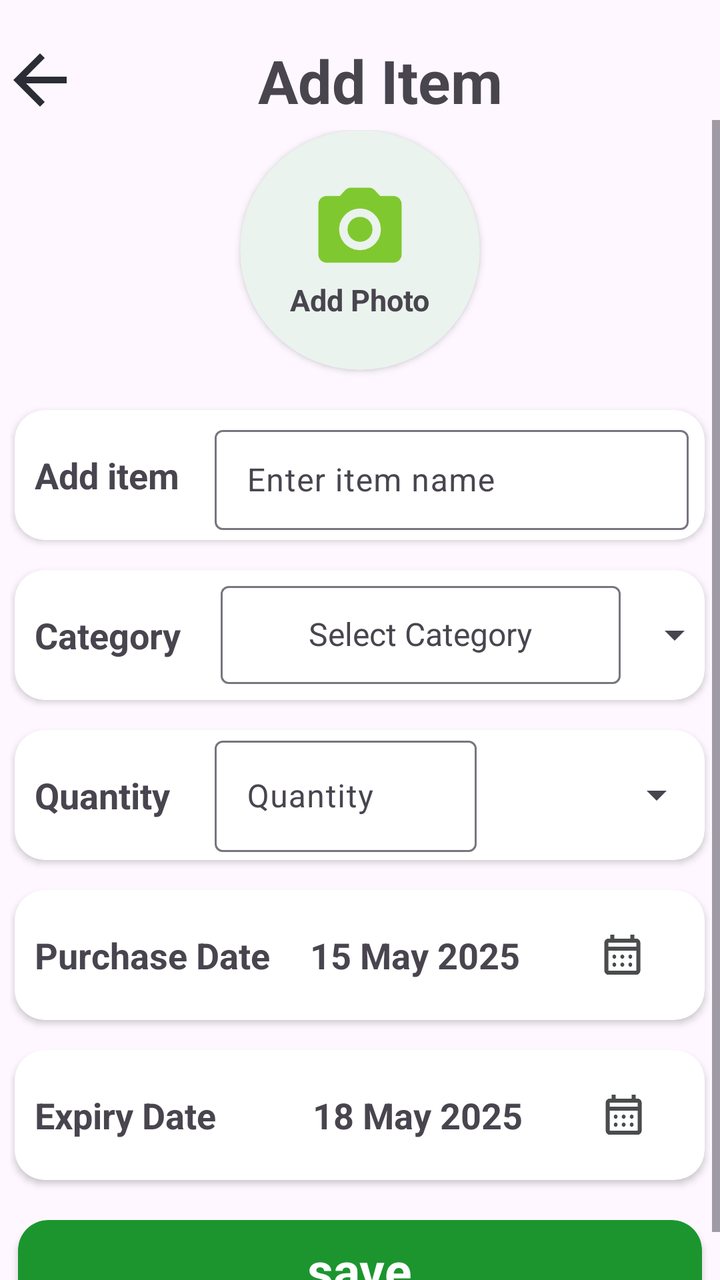
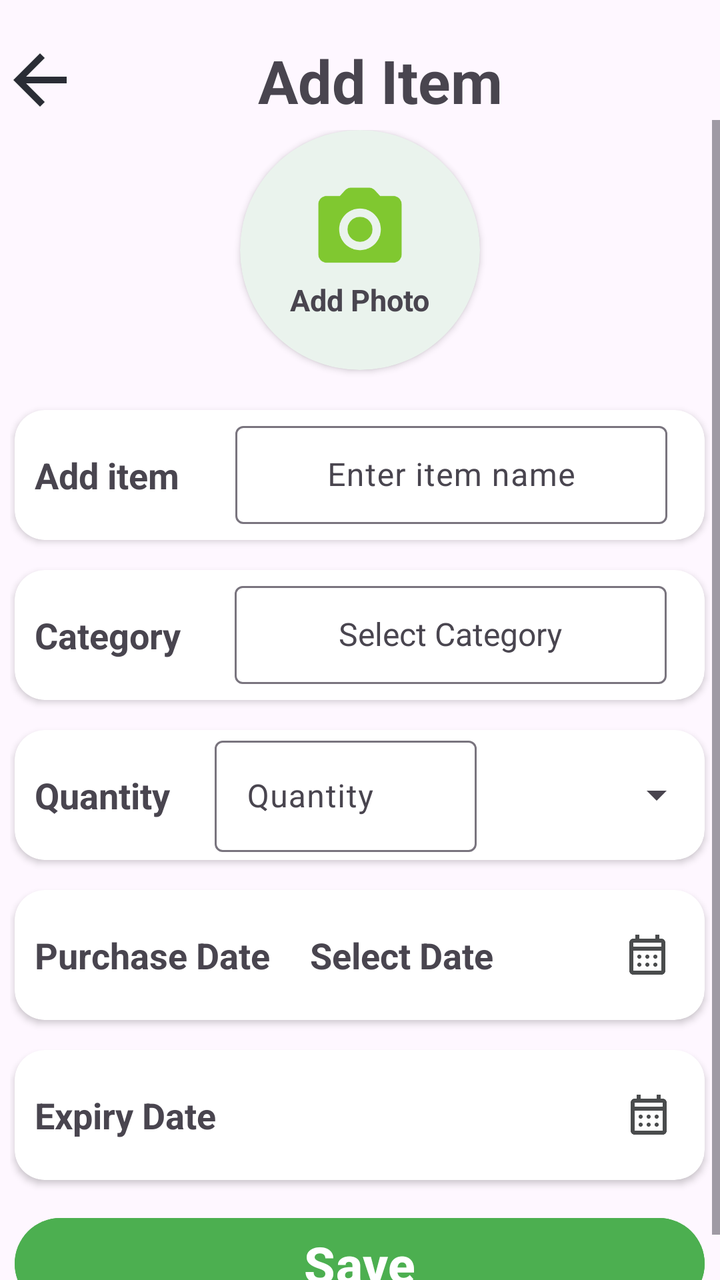

The first picture is an Android layout as it rendered before a commit; the second is the same layout after the commit. The layout source and the unified diff follow.
<!-- AndroidManifest.xml: application theme Theme.FridgeWise -->
<!-- res/layout/fragment_add_item.xml -->
<?xml version="1.0" encoding="utf-8"?>
<androidx.constraintlayout.widget.ConstraintLayout xmlns:android="http://schemas.android.com/apk/res/android"
    xmlns:app="http://schemas.android.com/apk/res-auto"
    xmlns:tools="http://schemas.android.com/tools"
    android:layout_width="match_parent"
    android:layout_height="match_parent"
    tools:context=".AddItemFragment">

    


    <LinearLayout
        android:layout_width="match_parent"
        android:layout_height="40dp"
        android:orientation="horizontal"
        android:layout_marginTop="20dp"
        app:layout_constraintBottom_toTopOf="@+id/scrollView3"
        app:layout_constraintEnd_toEndOf="parent"
        app:layout_constraintStart_toStartOf="parent"
        app:layout_constraintTop_toTopOf="parent">

        <ImageView
            android:id="@+id/back_arrow"
            android:layout_width="40dp"
            android:layout_height="40dp"
            android:src="@drawable/outline_arrow_back_24" />

        <TextView
            android:id="@+id/textView13"
            android:layout_width="match_parent"
            android:layout_height="wrap_content"
            android:layout_weight="1"
            android:gravity="center"
            android:text="Add Item"
            android:paddingEnd="20dp"
            android:textSize="30sp"
            android:textStyle="bold" />


    </LinearLayout>

    <ScrollView
        android:id="@+id/scrollView3"
        android:layout_width="match_parent"
        android:layout_height="match_parent"
        android:layout_marginTop="60dp"
        app:layout_constraintBottom_toBottomOf="parent"
        app:layout_constraintEnd_toEndOf="parent"
        app:layout_constraintHorizontal_bias="0.0"
        app:layout_constraintStart_toStartOf="parent"
        app:layout_constraintTop_toTopOf="parent"
        app:layout_constraintVertical_bias="0.236">

        <LinearLayout
            android:layout_width="match_parent"
            android:layout_height="match_parent"
            android:orientation="vertical"
            android:padding="5dp">

            <androidx.cardview.widget.CardView
                android:layout_width="120dp"
                android:layout_height="120dp"
                android:layout_gravity="center"
                android:backgroundTint="#EAF3ED"
                app:cardCornerRadius="90dp">

                <LinearLayout
                    android:layout_width="match_parent"
                    android:layout_height="match_parent"
                    android:gravity="center"
                    android:orientation="vertical">


                    <ImageView
                        android:id="@+id/add_item_photo"
                        android:layout_width="50dp"
                        android:layout_height="50dp"
                        android:layout_gravity="center"
                        android:contentDescription="@string/todo01"
                        android:src="@drawable/round_camera_alt_24" />

                    <TextView
                        android:id="@+id/add_item_txt_view"
                        android:layout_width="wrap_content"
                        android:layout_height="wrap_content"
                        android:text="@string/add_photo"
                        android:textSize="15sp"
                        android:textStyle="bold" />
                </LinearLayout>

            </androidx.cardview.widget.CardView>

            <androidx.cardview.widget.CardView
                android:layout_width="345dp"
                android:layout_height="65dp"
                android:layout_gravity="center"
                android:layout_marginTop="20dp"
                android:backgroundTint="@color/white"
                app:cardCornerRadius="15dp">

                <LinearLayout
                    android:layout_width="match_parent"
                    android:layout_height="match_parent"
                    android:gravity="center"
                    android:orientation="horizontal">

                    <TextView
                        android:id="@+id/add_item_txt01"
                        android:layout_width="100dp"
                        android:layout_height="wrap_content"
                        android:paddingStart="10dp"
                        android:paddingEnd="0dp"
                        android:text="Add item"
                        android:textSize="18sp"
                        android:textStyle="bold" />

                    <com.google.android.material.textfield.TextInputLayout
                        android:layout_width="0dp"
                        android:layout_height="match_parent"
                        android:layout_weight="1"
                        android:paddingEnd="8dp">

                        <com.google.android.material.textfield.TextInputEditText
                            android:layout_width="match_parent"
                            android:layout_height="50dp"
                            android:layout_gravity="center"
                            android:layout_weight="1"
                            android:hint="@string/enter_item_name"
                            android:textColorHint="@color/text_gray"

                            />
                    </com.google.android.material.textfield.TextInputLayout>

                </LinearLayout>
            </androidx.cardview.widget.CardView>

            <androidx.cardview.widget.CardView
                android:layout_width="345dp"
                android:layout_height="65dp"
                android:layout_gravity="center"
                android:layout_marginTop="15dp"
                android:backgroundTint="@color/white"
                app:cardCornerRadius="15dp">

                <LinearLayout
                    android:layout_width="match_parent"
                    android:layout_height="match_parent"
                    android:orientation="horizontal">

                    <TextView
                        android:id="@+id/add_category_txt02"
                        android:layout_width="100dp"
                        android:layout_height="wrap_content"
                        android:layout_gravity="center"
                        android:paddingStart="10dp"
                        android:paddingEnd="0dp"
                        android:text="@string/category"
                        android:textSize="18sp"
                        android:textStyle="bold" />

                    <LinearLayout
                        android:layout_width="206dp"
                        android:layout_height="match_parent"
                        android:orientation="horizontal">

                        <com.google.android.material.textfield.TextInputLayout
                            android:layout_width="match_parent"
                            android:layout_height="match_parent"
                            android:gravity="center">


                            <AutoCompleteTextView
                                android:id="@+id/categoryDropdown"
                                android:layout_width="200dp"
                                android:layout_height="49dp"
                                android:layout_gravity="center_horizontal"
                                android:layout_weight="1"
                                android:gravity="center"
                                android:layout_marginBottom="5dp"
                                android:hint="@string/select_category"
                                android:textColor="@color/text_gray"
                                android:textSize="16sp" />

                        </com.google.android.material.textfield.TextInputLayout>
                    </LinearLayout>

                    <LinearLayout
                        android:layout_width="48dp"
                        android:layout_height="match_parent"
                        android:orientation="horizontal">

                        <Spinner
                            android:id="@+id/spinner2"
                            android:layout_width="48dp"
                            android:layout_height="53dp"
                            android:layout_gravity="center"
                            android:layout_weight="1" />
                    </LinearLayout>

                </LinearLayout>

            </androidx.cardview.widget.CardView>

            <androidx.cardview.widget.CardView
                android:layout_width="345dp"
                android:layout_height="65dp"
                android:layout_gravity="center"
                android:layout_marginTop="15dp"
                android:backgroundTint="@color/white"
                app:cardCornerRadius="15dp">

                <LinearLayout
                    android:layout_width="match_parent"
                    android:layout_height="match_parent"
                    android:orientation="horizontal">

                    <TextView
                        android:id="@+id/add_quantity_txt03"
                        android:layout_width="100dp"
                        android:layout_height="wrap_content"
                        android:layout_gravity="center"
                        android:paddingStart="10dp"
                        android:paddingEnd="10dp"
                        android:text="@string/quantity"
                        android:textSize="18sp"
                        android:textStyle="bold" />

                    <LinearLayout
                        android:layout_width="131dp"
                        android:layout_height="match_parent"
                        android:orientation="horizontal">

                        <com.google.android.material.textfield.TextInputLayout
                            android:layout_width="match_parent"
                            android:layout_height="match_parent">

                            <com.google.android.material.textfield.TextInputEditText
                                android:layout_width="match_parent"
                                android:layout_height="wrap_content"
                                android:hint="Quantity" />
                        </com.google.android.material.textfield.TextInputLayout>
                    </LinearLayout>

                    <LinearLayout
                        android:layout_width="match_parent"
                        android:layout_height="match_parent"
                        android:orientation="horizontal">

                        <Spinner
                            android:id="@+id/spinner_units"
                            android:layout_width="79dp"
                            android:layout_height="match_parent"
                            android:layout_gravity="center"
                            android:layout_weight="1" />
                    </LinearLayout>

                </LinearLayout>

            </androidx.cardview.widget.CardView>

            <androidx.cardview.widget.CardView
                android:layout_width="345dp"
                android:layout_height="65dp"
                android:layout_gravity="center"
                android:layout_marginTop="15dp"
                android:backgroundTint="@color/white"
                app:cardCornerRadius="15dp">

                <LinearLayout
                    android:layout_width="match_parent"
                    android:layout_height="match_parent"
                    android:orientation="horizontal">

                    <TextView
                        android:id="@+id/add_purchase_date_txt04"
                        android:layout_width="wrap_content"
                        android:layout_height="wrap_content"
                        android:layout_gravity="center"
                        android:paddingStart="10dp"
                        android:paddingEnd="10dp"
                        android:text="@string/purchase_date"
                        android:textSize="18sp"
                        android:textStyle="bold" />

                    <TextView
                        android:id="@+id/purchaseDateText"
                        android:layout_width="wrap_content"
                        android:layout_height="wrap_content"
                        android:layout_gravity="center"
                        android:paddingStart="10dp"
                        android:paddingEnd="10dp"
                        android:text="@string/_15_may_2025"
                        android:textSize="18sp"
                        android:textStyle="bold" />

                    <ImageView
                        android:id="@+id/purchaseCalendarIcon"
                        android:layout_width="0dp"
                        android:layout_height="wrap_content"
                        android:layout_gravity="center"
                        android:layout_weight="1"
                        android:src="@drawable/outline_calendar_month_24" />
                </LinearLayout>
            </androidx.cardview.widget.CardView>

            <androidx.cardview.widget.CardView
                android:layout_width="345dp"
                android:layout_height="65dp"
                android:layout_gravity="center"
                android:layout_marginTop="15dp"
                android:backgroundTint="@color/white"
                app:cardCornerRadius="15dp">

                <LinearLayout
                    android:layout_width="match_parent"
                    android:layout_height="match_parent"
                    android:orientation="horizontal">

                    <TextView
                        android:id="@+id/add_expiry_date_txt05"
                        android:layout_width="139dp"
                        android:layout_height="wrap_content"
                        android:layout_gravity="center"
                        android:paddingStart="10dp"
                        android:paddingEnd="10dp"
                        android:text="Expiry Date"
                        android:textSize="18sp"
                        android:textStyle="bold" />

                    <TextView
                        android:id="@+id/expiry_DateText"
                        android:layout_width="wrap_content"
                        android:layout_height="wrap_content"
                        android:layout_gravity="center"
                        android:paddingStart="10dp"
                        android:paddingEnd="10dp"
                        android:text="@string/_18_may_2025"
                        android:textSize="18sp"
                        android:textStyle="bold" />

                    <ImageView
                        android:id="@+id/expiry_DateIcon"
                        android:layout_width="0dp"
                        android:layout_height="wrap_content"
                        android:layout_gravity="center"
                        android:layout_weight="1"
                        android:src="@drawable/outline_calendar_month_24" />
                </LinearLayout>

            </androidx.cardview.widget.CardView>

            <androidx.cardview.widget.CardView
                android:layout_width="342dp"
                android:layout_height="50dp"
                android:layout_gravity="center"
                android:layout_marginTop="20dp"
                android:backgroundTint="#1C952F"
                app:cardCornerRadius="15dp"

                >

                <TextView
                    android:id="@+id/textView21"
                    android:layout_width="wrap_content"
                    android:layout_height="wrap_content"
                    android:layout_gravity="center"
                    android:text="@string/save"
                    android:textColor="@color/white"
                    android:textSize="25sp"
                    android:textStyle="bold" />
            </androidx.cardview.widget.CardView>

        </LinearLayout>
    </ScrollView>

</androidx.constraintlayout.widget.ConstraintLayout>
<!-- resources referenced by this layout -->
<resources>
  <color name="text_gray">#757575</color>
  <color name="white">#FFFFFF</color>
  <!-- drawable outline_arrow_back_24 (drawable) -->
  <vector xmlns:android="http://schemas.android.com/apk/res/android" android:autoMirrored="true" android:height="24dp" android:tint="#2A2D35" android:viewportHeight="960" android:viewportWidth="960" android:width="24dp">
        
      <path android:fillColor="@android:color/white" android:pathData="M313,520L537,744L480,800L160,480L480,160L537,216L313,440L800,440L800,520L313,520Z"/>
      
  </vector>
  <!-- drawable outline_calendar_month_24 (drawable) -->
  <vector xmlns:android="http://schemas.android.com/apk/res/android" android:height="24dp" android:tint="#4A4C4D" android:viewportHeight="960" android:viewportWidth="960" android:width="24dp">
        
      <path android:fillColor="@android:color/white" android:pathData="M200,880Q167,880 143.5,856.5Q120,833 120,800L120,240Q120,207 143.5,183.5Q167,160 200,160L240,160L240,80L320,80L320,160L640,160L640,80L720,80L720,160L760,160Q793,160 816.5,183.5Q840,207 840,240L840,800Q840,833 816.5,856.5Q793,880 760,880L200,880ZM200,800L760,800Q760,800 760,800Q760,800 760,800L760,400L200,400L200,800Q200,800 200,800Q200,800 200,800ZM200,320L760,320L760,240Q760,240 760,240Q760,240 760,240L200,240Q200,240 200,240Q200,240 200,240L200,320ZM200,320L200,240Q200,240 200,240Q200,240 200,240L200,240Q200,240 200,240Q200,240 200,240L200,320ZM480,560Q463,560 451.5,548.5Q440,537 440,520Q440,503 451.5,491.5Q463,480 480,480Q497,480 508.5,491.5Q520,503 520,520Q520,537 508.5,548.5Q497,560 480,560ZM291.5,548.5Q280,537 280,520Q280,503 291.5,491.5Q303,480 320,480Q337,480 348.5,491.5Q360,503 360,520Q360,537 348.5,548.5Q337,560 320,560Q303,560 291.5,548.5ZM640,560Q623,560 611.5,548.5Q600,537 600,520Q600,503 611.5,491.5Q623,480 640,480Q657,480 668.5,491.5Q680,503 680,520Q680,537 668.5,548.5Q657,560 640,560ZM480,720Q463,720 451.5,708.5Q440,697 440,680Q440,663 451.5,651.5Q463,640 480,640Q497,640 508.5,651.5Q520,663 520,680Q520,697 508.5,708.5Q497,720 480,720ZM291.5,708.5Q280,697 280,680Q280,663 291.5,651.5Q303,640 320,640Q337,640 348.5,651.5Q360,663 360,680Q360,697 348.5,708.5Q337,720 320,720Q303,720 291.5,708.5ZM640,720Q623,720 611.5,708.5Q600,697 600,680Q600,663 611.5,651.5Q623,640 640,640Q657,640 668.5,651.5Q680,663 680,680Q680,697 668.5,708.5Q657,720 640,720Z"/>
      
  </vector>
  <!-- drawable round_camera_alt_24 (drawable) -->
  <vector xmlns:android="http://schemas.android.com/apk/res/android" android:height="24dp" android:tint="#80C830" android:viewportHeight="24" android:viewportWidth="24" android:width="24dp">
        
      <path android:fillColor="@android:color/white" android:pathData="M12,12m-3,0a3,3 0,1 1,6 0a3,3 0,1 1,-6 0"/>
        
      <path android:fillColor="@android:color/white" android:pathData="M20,4h-3.17l-1.24,-1.35c-0.37,-0.41 -0.91,-0.65 -1.47,-0.65L9.88,2c-0.56,0 -1.1,0.24 -1.48,0.65L7.17,4L4,4c-1.1,0 -2,0.9 -2,2v12c0,1.1 0.9,2 2,2h16c1.1,0 2,-0.9 2,-2L22,6c0,-1.1 -0.9,-2 -2,-2zM12,17c-2.76,0 -5,-2.24 -5,-5s2.24,-5 5,-5 5,2.24 5,5 -2.24,5 -5,5z"/>
      
  </vector>
  <string name="_15_may_2025">15 May 2025</string>
  <string name="_18_may_2025">18 May 2025</string>
  <string name="add_photo">Add Photo</string>
  <string name="category">Category</string>
  <string name="enter_item_name">Enter item name</string>
  <string name="purchase_date">Purchase Date</string>
  <string name="quantity">Quantity</string>
  <string name="save">save</string>
  <string name="select_category">Select Category</string>
  <string name="todo01">TODO</string>
  <style name="Theme.FridgeWise" parent="Base.Theme.FridgeWise" />
  <style name="Base.Theme.FridgeWise" parent="Theme.Material3.DayNight.NoActionBar">
          
          
      </style>
</resources>

<!-- the commit's change to res/layout/fragment_add_item.xml (unified diff, before → after) -->
@@ -27,7 +27,7 @@
 
         <TextView
             android:id="@+id/textView13"
-            android:layout_width="match_parent"
+            android:layout_width="0dp"
             android:layout_height="wrap_content"
             android:layout_weight="1"
             android:gravity="center"
@@ -53,11 +53,12 @@
 
         <LinearLayout
             android:layout_width="match_parent"
-            android:layout_height="match_parent"
+            android:layout_height="wrap_content"
             android:orientation="vertical"
             android:padding="5dp">
 
             <androidx.cardview.widget.CardView
+                android:id="@+id/item_image_cardview"
                 android:layout_width="120dp"
                 android:layout_height="120dp"
                 android:layout_gravity="center"
@@ -72,7 +73,7 @@
 
 
                     <ImageView
-                        android:id="@+id/add_item_photo"
+                        android:id="@+id/Item_addimage"
                         android:layout_width="50dp"
                         android:layout_height="50dp"
                         android:layout_gravity="center"
@@ -110,7 +111,7 @@
                         android:layout_height="wrap_content"
                         android:paddingStart="10dp"
                         android:paddingEnd="0dp"
-                        android:text="Add item"
+                        android:text="@string/add_item"
                         android:textSize="18sp"
                         android:textStyle="bold" />
 
@@ -121,10 +122,13 @@
                         android:paddingEnd="8dp">
 
                         <com.google.android.material.textfield.TextInputEditText
-                            android:layout_width="match_parent"
-                            android:layout_height="50dp"
-                            android:layout_gravity="center"
+                            android:id="@+id/itemNameEditText"
+                            android:layout_width="216dp"
+                            android:layout_height="49dp"
+                            android:layout_gravity="center_horizontal"
+                            android:layout_marginBottom="5dp"
                             android:layout_weight="1"
+                            android:gravity="center"
                             android:hint="@string/enter_item_name"
                             android:textColorHint="@color/text_gray"
 
@@ -159,42 +163,30 @@
                         android:textStyle="bold" />
 
                     <LinearLayout
-                        android:layout_width="206dp"
+                        android:layout_width="244dp"
                         android:layout_height="match_parent"
                         android:orientation="horizontal">
 
                         <com.google.android.material.textfield.TextInputLayout
-                            android:layout_width="match_parent"
+                            android:layout_width="0dp"
                             android:layout_height="match_parent"
-                            android:gravity="center">
+                            android:layout_weight="1"
+                            android:paddingEnd="8dp">
 
 
                             <AutoCompleteTextView
                                 android:id="@+id/categoryDropdown"
-                                android:layout_width="200dp"
+                                android:layout_width="216dp"
                                 android:layout_height="49dp"
                                 android:layout_gravity="center_horizontal"
+                                android:layout_marginBottom="5dp"
                                 android:layout_weight="1"
                                 android:gravity="center"
-                                android:layout_marginBottom="5dp"
                                 android:hint="@string/select_category"
                                 android:textColor="@color/text_gray"
                                 android:textSize="16sp" />
 
                         </com.google.android.material.textfield.TextInputLayout>
-                    </LinearLayout>
-
-                    <LinearLayout
-                        android:layout_width="48dp"
-                        android:layout_height="match_parent"
-                        android:orientation="horizontal">
-
-                        <Spinner
-                            android:id="@+id/spinner2"
-                            android:layout_width="48dp"
-                            android:layout_height="53dp"
-                            android:layout_gravity="center"
-                            android:layout_weight="1" />
                     </LinearLayout>
 
                 </LinearLayout>
@@ -235,6 +227,7 @@
                             android:layout_height="match_parent">
 
                             <com.google.android.material.textfield.TextInputEditText
+                                android:id="@+id/quantityEditText"
                                 android:layout_width="match_parent"
                                 android:layout_height="wrap_content"
                                 android:hint="Quantity" />
@@ -248,7 +241,7 @@
 
                         <Spinner
                             android:id="@+id/spinner_units"
-                            android:layout_width="79dp"
+                            android:layout_width="match_parent"
                             android:layout_height="match_parent"
                             android:layout_gravity="center"
                             android:layout_weight="1" />
@@ -284,12 +277,12 @@
 
                     <TextView
                         android:id="@+id/purchaseDateText"
-                        android:layout_width="wrap_content"
-                        android:layout_height="wrap_content"
-                        android:layout_gravity="center"
-                        android:paddingStart="10dp"
-                        android:paddingEnd="10dp"
-                        android:text="@string/_15_may_2025"
+                        android:layout_width="150dp"
+                        android:layout_height="wrap_content"
+                        android:layout_gravity="center"
+                        android:paddingStart="10dp"
+                        android:paddingEnd="10dp"
+                        android:text="Select Date"
                         android:textSize="18sp"
                         android:textStyle="bold" />
 
@@ -329,12 +322,11 @@
 
                     <TextView
                         android:id="@+id/expiry_DateText"
-                        android:layout_width="wrap_content"
-                        android:layout_height="wrap_content"
-                        android:layout_gravity="center"
-                        android:paddingStart="10dp"
-                        android:paddingEnd="10dp"
-                        android:text="@string/_18_may_2025"
+                        android:layout_width="150dp"
+                        android:layout_height="wrap_content"
+                        android:layout_gravity="center"
+                        android:paddingStart="10dp"
+                        android:paddingEnd="10dp"
                         android:textSize="18sp"
                         android:textStyle="bold" />
 
@@ -349,26 +341,17 @@
 
             </androidx.cardview.widget.CardView>
 
-            <androidx.cardview.widget.CardView
-                android:layout_width="342dp"
-                android:layout_height="50dp"
-                android:layout_gravity="center"
-                android:layout_marginTop="20dp"
-                android:backgroundTint="#1C952F"
-                app:cardCornerRadius="15dp"
-
-                >
-
-                <TextView
-                    android:id="@+id/textView21"
-                    android:layout_width="wrap_content"
-                    android:layout_height="wrap_content"
-                    android:layout_gravity="center"
-                    android:text="@string/save"
-                    android:textColor="@color/white"
-                    android:textSize="25sp"
-                    android:textStyle="bold" />
-            </androidx.cardview.widget.CardView>
+            <Button
+                android:id="@+id/save_button"
+                android:layout_marginTop="15dp"
+                android:layout_width="345dp"
+                android:layout_gravity="center"
+                android:layout_height="wrap_content"
+                android:text="@string/savebutton"
+                android:textStyle="bold"
+                android:textSize="25sp"
+                android:backgroundTint="@color/green_fresh"/>
+
 
         </LinearLayout>
     </ScrollView>
<!-- resource entries referenced after the edit -->
@@ -1,5 +1,6 @@
 <!-- resources referenced by this layout -->
 <resources>
+  <color name="green_fresh">#4CAF50</color>
   <color name="text_gray">#757575</color>
   <color name="white">#FFFFFF</color>
   <!-- drawable outline_arrow_back_24 (drawable) -->
@@ -22,14 +23,13 @@
       <path android:fillColor="@android:color/white" android:pathData="M20,4h-3.17l-1.24,-1.35c-0.37,-0.41 -0.91,-0.65 -1.47,-0.65L9.88,2c-0.56,0 -1.1,0.24 -1.48,0.65L7.17,4L4,4c-1.1,0 -2,0.9 -2,2v12c0,1.1 0.9,2 2,2h16c1.1,0 2,-0.9 2,-2L22,6c0,-1.1 -0.9,-2 -2,-2zM12,17c-2.76,0 -5,-2.24 -5,-5s2.24,-5 5,-5 5,2.24 5,5 -2.24,5 -5,5z"/>
       
   </vector>
-  <string name="_15_may_2025">15 May 2025</string>
-  <string name="_18_may_2025">18 May 2025</string>
+  <string name="add_item">Add item</string>
   <string name="add_photo">Add Photo</string>
   <string name="category">Category</string>
   <string name="enter_item_name">Enter item name</string>
   <string name="purchase_date">Purchase Date</string>
   <string name="quantity">Quantity</string>
-  <string name="save">save</string>
+  <string name="savebutton">Save</string>
   <string name="select_category">Select Category</string>
   <string name="todo01">TODO</string>
   <style name="Theme.FridgeWise" parent="Base.Theme.FridgeWise" />
